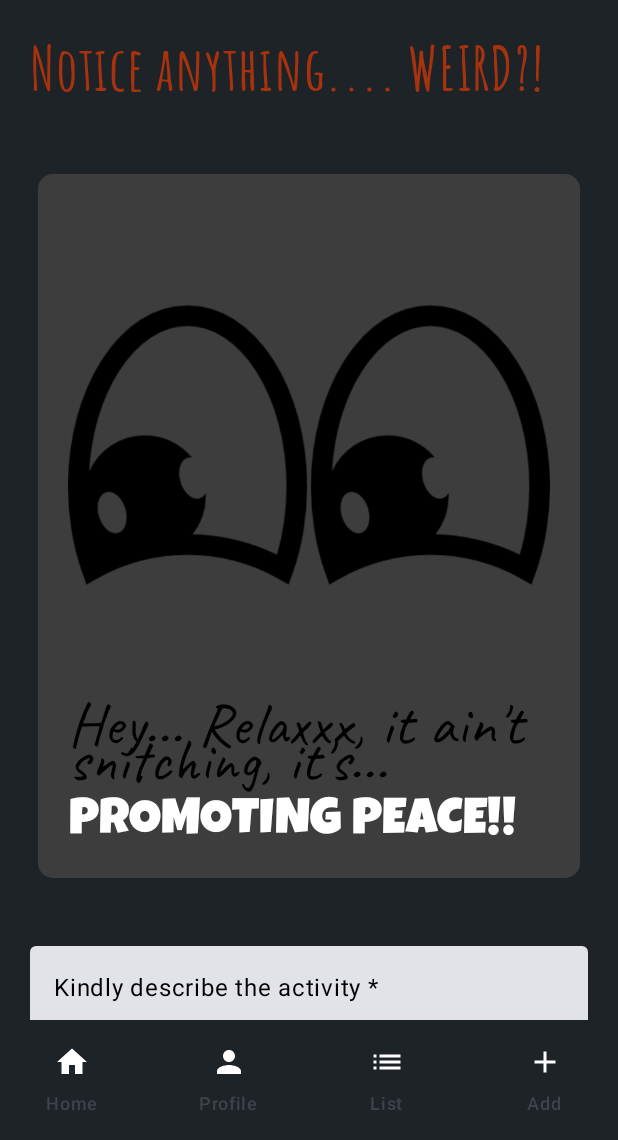
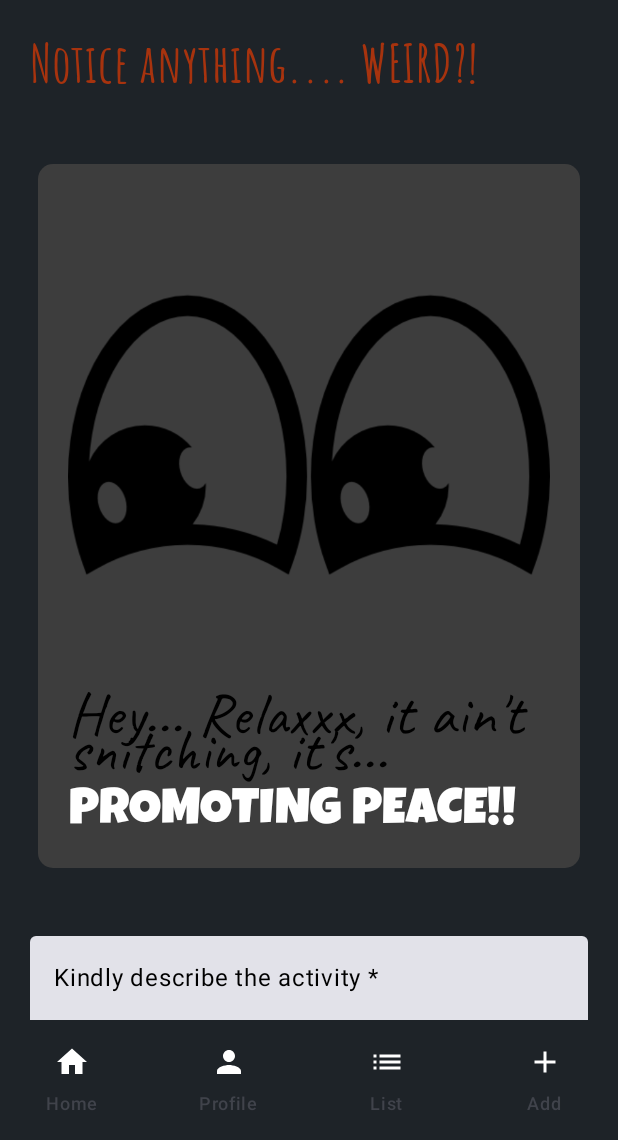
Before and after one commit to waru-guru/kaa-chonjo, an Android app built with Jetpack Compose: the SuspiciousActivityScreen screen opened through its navigation route, on a phone screen of 412 x 824 dp, the part 96-1236 px from its top. Run offline under Robolectric (Android 15) with nearby library versions, the phone set to English and light mode, and no system bars; our stand-ins replace Firebase (no records; nobody signed in at launch, a user with empty details on screens opened directly).

Commit message:
I made some changes

```diff
--- a/app/src/main/java/com/example/kaachonjo/ui/theme/pages/success/SuspiciousActivityScreen.kt
+++ b/app/src/main/java/com/example/kaachonjo/ui/theme/pages/success/SuspiciousActivityScreen.kt
@@ -97,7 +97,7 @@ fun GreetingSection() {
             Text(text = "Notice anything.... WEIRD?!",
                 fontWeight = FontWeight.ExtraBold,
                 fontFamily = amaticFontFamily,
-                fontSize = 40.sp,
+                fontSize = 35.sp,
                 color = Others
             )
 
```
